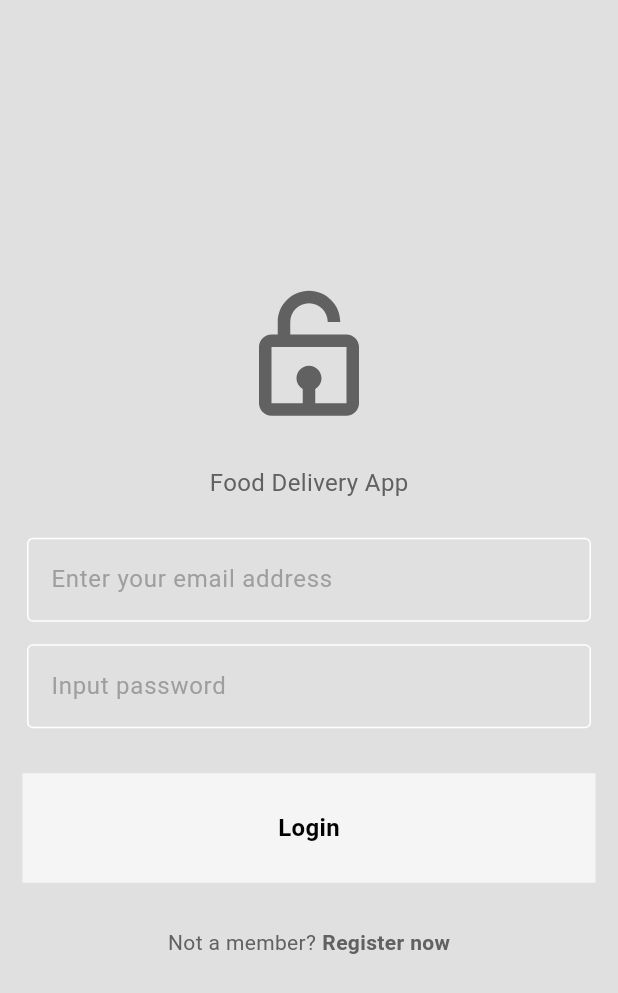
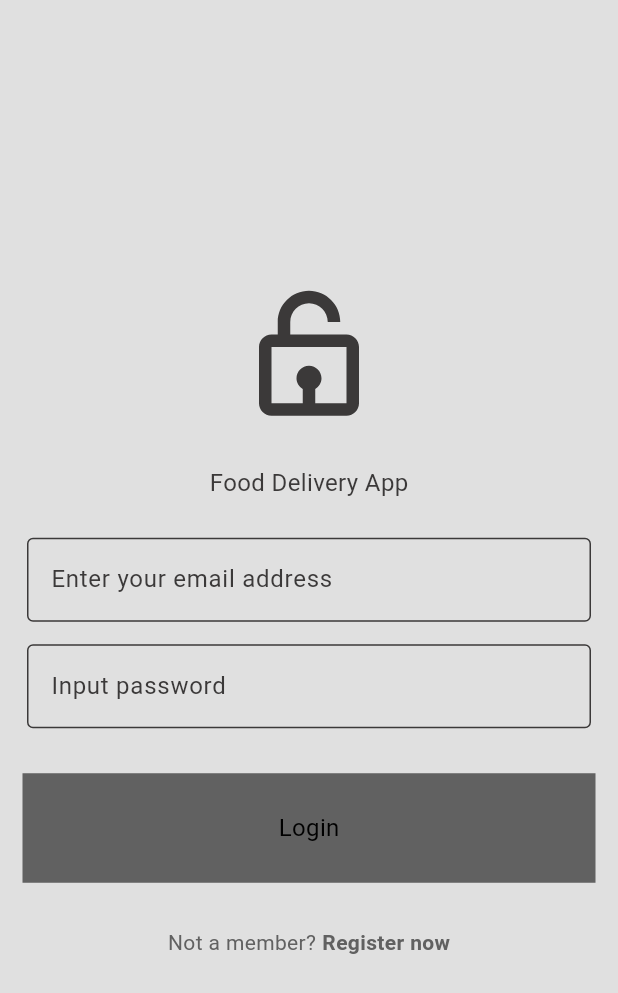
Before and after one commit to ManU4kym/sizzle-and-sauce, a Flutter app: the screen it shows after launch, on a phone screen of 412 x 824 dp. Shown: the top 993 px of the screen. Run offline on Flutter 3.47's test engine with Material 3 defaults, Android fonts, the phone set to English and light mode, and no system bars; our stand-ins replace boxicons.

Commit message:
Fixed the cupertinoswitch error

```diff
--- a/lib/components/my_button.dart
+++ b/lib/components/my_button.dart
@@ -14,23 +14,14 @@ class MyButton extends StatelessWidget {
         margin: const EdgeInsets.all(15),
         padding: const EdgeInsets.all(25),
         decoration:  BoxDecoration(
-          color: Theme.of(context).colorScheme.secondary
-          /*gradient: LinearGradient(
-            begin: Alignment.centerLeft,
-            end: Alignment.bottomRight,
-            colors: [
-              Color.fromARGB(255, 142, 142, 139),
-              Color.fromARGB(255, 212, 218, 212),
-              Color.fromARGB(255, 142, 142, 139),
-            ],
-          ),*/
-        ),
+          color: Theme.of(context).colorScheme.inversePrimary,
+          ),
         child: Center(
           child: Text(
             text,
             style: const TextStyle(
               fontSize: 16,
-              fontWeight: FontWeight.bold,
+              fontWeight: FontWeight.w400,
             ),
           ),
         ),
--- a/lib/components/my_drawer.dart
+++ b/lib/components/my_drawer.dart
@@ -10,8 +10,7 @@ class MyDrawer extends StatelessWidget {
   @override
   Widget build(BuildContext context) {
     return Drawer(
-     // backgroundColor: const Color.fromARGB(255, 35, 39, 39),
-      backgroundColor:  Theme.of(context).colorScheme.background,
+      backgroundColor: Theme.of(context).colorScheme.background,
       child: Column(
         children: [
           Padding(
--- a/lib/components/text_field.dart
+++ b/lib/components/text_field.dart
@@ -22,10 +22,10 @@ class MyTextField extends StatelessWidget {
             borderSide: BorderSide(color: Theme.of(context).colorScheme.tertiary),
           ),
           focusedBorder:  OutlineInputBorder(
-            borderSide: BorderSide(color: Theme.of(context).colorScheme.primary),
+            borderSide: BorderSide(color: Theme.of(context).colorScheme.inversePrimary),
           ),
           hintText: hintText,
-          hintStyle: TextStyle(color: Theme.of(context).colorScheme.primary),
+          hintStyle: TextStyle(color: Theme.of(context).colorScheme.tertiary),
         ),
       ),
     );
--- a/lib/pages/login_page.dart
+++ b/lib/pages/login_page.dart
@@ -33,7 +33,7 @@ class _LoginPageState extends State<LoginPage> {
             Icon(
               Boxicons.bx_lock_open,
               size: 100,
-              color: Theme.of(context).colorScheme.inversePrimary,
+              color: Theme.of(context).colorScheme.tertiary,
             ),
             const SizedBox(
               height: 25,
@@ -42,7 +42,7 @@ class _LoginPageState extends State<LoginPage> {
               'Food Delivery App',
               style: TextStyle(
                 fontSize: 16,
-                color: Theme.of(context).colorScheme.inversePrimary,
+                color: Theme.of(context).colorScheme.tertiary,
               ),
             ),
             const SizedBox(
--- a/lib/pages/settings_page.dart
+++ b/lib/pages/settings_page.dart
@@ -20,8 +20,8 @@ class SettingsPage extends StatelessWidget {
         children: [
           Container(
             decoration: BoxDecoration(
-             // color: const Color.fromARGB(255, 155, 155, 155),
-              color: Theme.of(context).colorScheme.secondary,
+              color: const Color.fromARGB(255, 155, 155, 155),
+              //color: Theme.of(context).colorScheme.secondary,
               borderRadius: BorderRadius.circular(25),
             ),
             margin: const EdgeInsets.only(top: 10, left: 25, right: 25),
@@ -31,7 +31,7 @@ class SettingsPage extends StatelessWidget {
               children: [
                const Text("Dark Mode"),
                 CupertinoSwitch(
-                  value: Provider.of<ThemeProvider>(context, listen: true)
+                  value: Provider.of<ThemeProvider>(context, listen: false)
                       .isDarkMode,
                   onChanged: (value) =>
                       Provider.of<ThemeProvider>(context, listen: false)
--- a/lib/theme/dark_mode.dart
+++ b/lib/theme/dark_mode.dart
@@ -4,6 +4,6 @@ ThemeData darkMode = ThemeData(
     colorScheme: const ColorScheme.dark(
         background: Color.fromARGB(255, 3, 2, 2),
         primary: Color.fromARGB(255, 19, 18, 18),
-        secondary: Color.fromARGB(255, 15, 12, 12),
-        tertiary: Color.fromARGB(255, 46, 44, 44),
-        inversePrimary: Color.fromARGB(255, 44, 44, 44)));
+        secondary: Color.fromARGB(255, 0, 0, 0),
+        tertiary: Color.fromARGB(255, 121, 119, 119),
+        inversePrimary: Color.fromARGB(255, 133, 129, 129)));
--- a/lib/theme/light_mode.dart
+++ b/lib/theme/light_mode.dart
@@ -3,7 +3,7 @@ import 'package:flutter/material.dart';
 ThemeData lightMode = ThemeData(
     colorScheme: ColorScheme.light(
         background: Colors.grey.shade300,
-        primary: Colors.grey.shade500,
-        secondary: Colors.grey.shade100,
-        tertiary: Colors.white,
+        primary: const Color.fromARGB(255, 103, 103, 103),
+        secondary: const Color.fromARGB(255, 68, 64, 64),
+        tertiary: const Color.fromARGB(255, 59, 57, 57),
         inversePrimary: Colors.grey.shade700));
--- a/lib/theme/theme_provider.dart
+++ b/lib/theme/theme_provider.dart
@@ -16,7 +16,8 @@ class ThemeProvider with ChangeNotifier {
   void toogleTheme() {
     if (_themeData == lightMode) {
       themeData = darkMode;
+    } else {
+      themeData = lightMode;
     }
-    themeData = lightMode;
   }
 }
```
